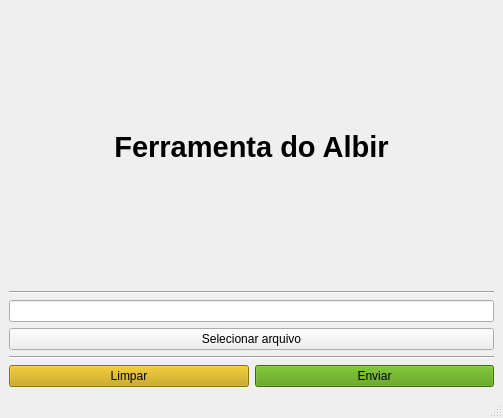
PedroAzevedo141/software_Albir, file ui/TelaPrincipal.ui: the form before one commit.
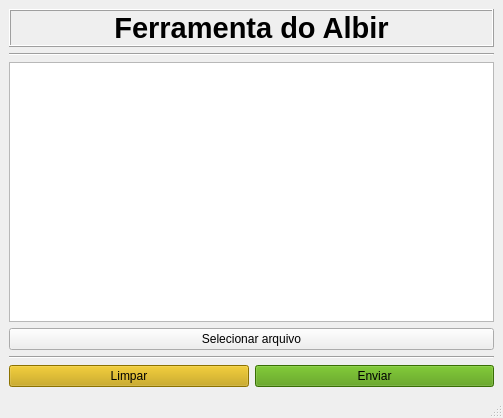
The form after the commit.

Commit message: [ADD] Inserindo as funcionalidades de buscar os arquivos a tela inicial da ferramenta

Patch:
```diff
--- a/ui/TelaPrincipal.ui
+++ b/ui/TelaPrincipal.ui
@@ -20,17 +20,7 @@
       <item>
        <layout class="QVBoxLayout" name="verticalLayout">
         <item>
-         <widget class="QLineEdit" name="NomeArquivo">
-          <property name="cursor">
-           <cursorShape>ArrowCursor</cursorShape>
-          </property>
-          <property name="readOnly">
-           <bool>true</bool>
-          </property>
-          <property name="clearButtonEnabled">
-           <bool>false</bool>
-          </property>
-         </widget>
+         <widget class="QListWidget" name="listWidget_NomeArquivos"/>
         </item>
         <item>
          <widget class="QPushButton" name="pushButton_Selecionar">
@@ -94,6 +84,15 @@
       <property name="focusPolicy">
        <enum>Qt::StrongFocus</enum>
       </property>
+      <property name="frameShape">
+       <enum>QFrame::Box</enum>
+      </property>
+      <property name="frameShadow">
+       <enum>QFrame::Raised</enum>
+      </property>
+      <property name="midLineWidth">
+       <number>0</number>
+      </property>
       <property name="text">
        <string>&lt;html&gt;&lt;head/&gt;&lt;body&gt;&lt;p&gt;&lt;span style=&quot; font-size:22pt; font-weight:600;&quot;&gt;Ferramenta do Albir&lt;/span&gt;&lt;/p&gt;&lt;/body&gt;&lt;/html&gt;</string>
       </property>
```
The commit also changes 1 other file.
